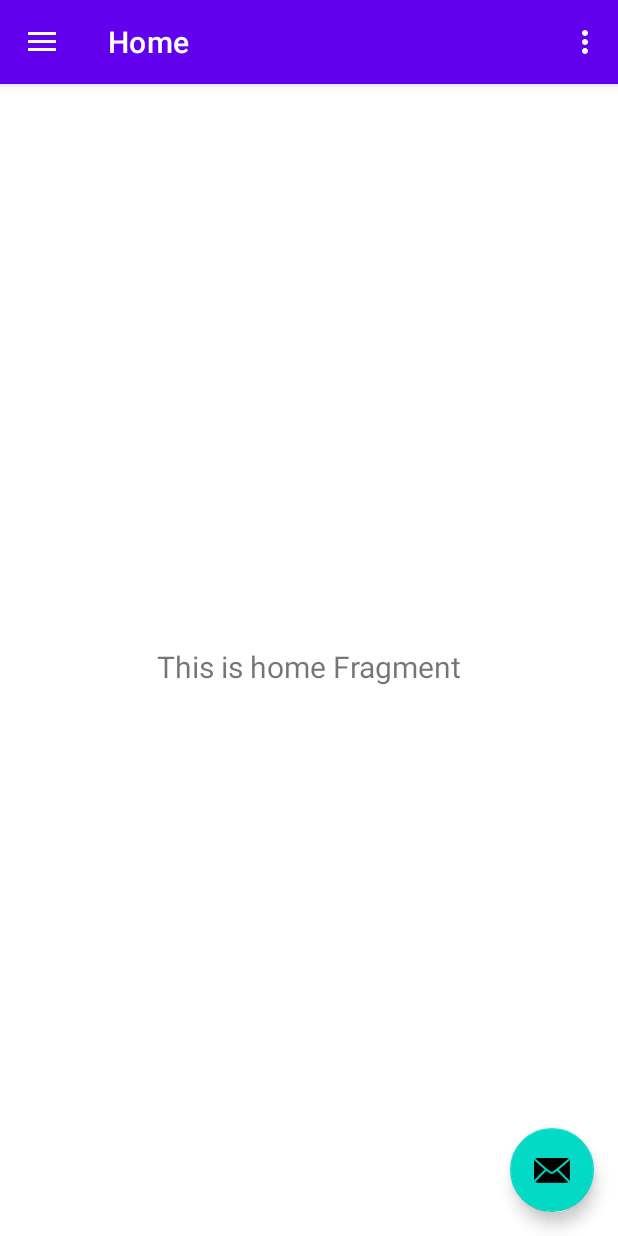
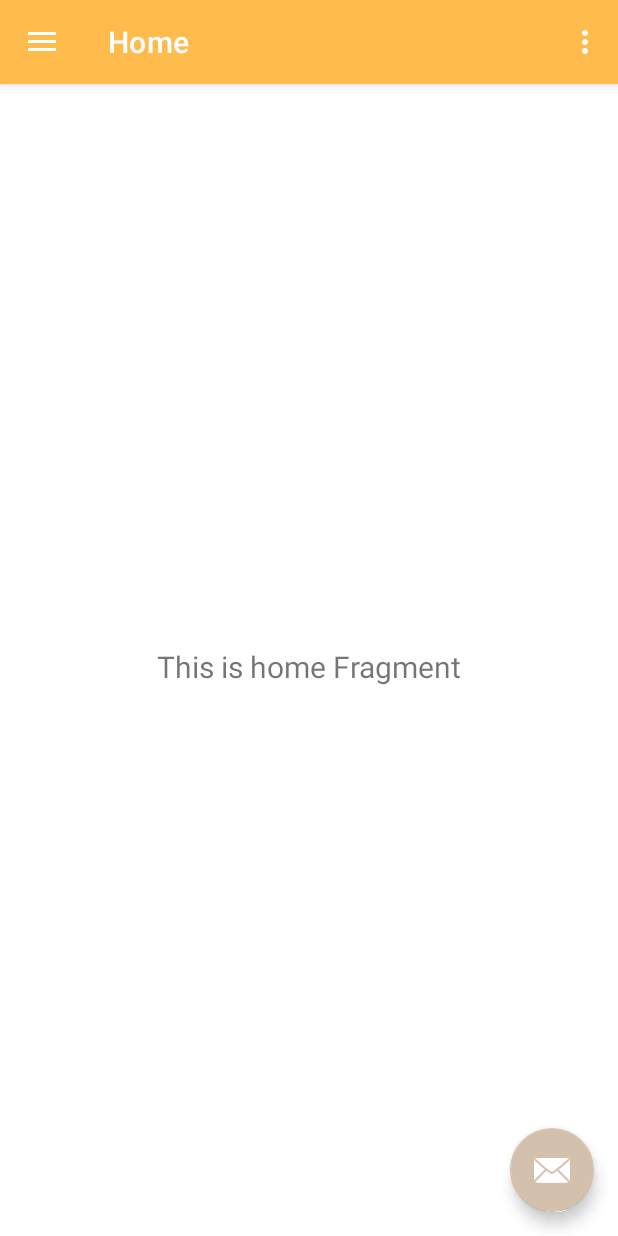
Before and after one commit to sh0inx/Pokeflex, an Android app: the screen it shows after launch (MainActivity), on a phone screen of 412 x 824 dp. Run offline under Robolectric (Android 15) with nearby library versions, the phone set to English and light mode, and no system bars; our stand-ins replace navigation-ui.

Commit message:
changed theming to orange

```diff
--- a/app/src/main/res/values-night/themes.xml
+++ b/app/src/main/res/values-night/themes.xml
@@ -2,12 +2,12 @@
     <!-- Base application theme. -->
     <style name="Theme.Pokeflex" parent="Theme.MaterialComponents.DayNight.DarkActionBar">
         <!-- Primary brand color. -->
-        <item name="colorPrimary">@color/purple_200</item>
-        <item name="colorPrimaryVariant">@color/purple_700</item>
+        <item name="colorPrimary">@color/orange1</item>
+        <item name="colorPrimaryVariant">@color/orange2</item>
         <item name="colorOnPrimary">@color/black</item>
         <!-- Secondary brand color. -->
-        <item name="colorSecondary">@color/teal_200</item>
-        <item name="colorSecondaryVariant">@color/teal_200</item>
+        <item name="colorSecondary">@color/brown3</item>
+        <item name="colorSecondaryVariant">@color/brown3</item>
         <item name="colorOnSecondary">@color/black</item>
         <!-- Status bar color. -->
         <item name="android:statusBarColor">?attr/colorPrimaryVariant</item>
--- a/app/src/main/res/values/colors.xml
+++ b/app/src/main/res/values/colors.xml
@@ -1,10 +1,10 @@
 <?xml version="1.0" encoding="utf-8"?>
 <resources>
-    <color name="purple_200">#FFBB86FC</color>
-    <color name="purple_500">#FF6200EE</color>
-    <color name="purple_700">#FF3700B3</color>
-    <color name="teal_200">#FF03DAC5</color>
-    <color name="teal_700">#FF018786</color>
-    <color name="black">#FF000000</color>
-    <color name="white">#FFFFFFFF</color>
+    <color name="orange1">#FFBC4D</color>
+    <color name="orange2">#E5A945</color>
+    <color name="brown1">#B28335</color>
+    <color name="brown2">#99702E</color>
+    <color name="brown3">#D3C1AE</color>
+    <color name="black">#000000</color>
+    <color name="white">#FFFFFF</color>
 </resources>
--- a/app/src/main/res/values/themes.xml
+++ b/app/src/main/res/values/themes.xml
@@ -2,13 +2,13 @@
     <!-- Base application theme. -->
     <style name="Theme.Pokeflex" parent="Theme.MaterialComponents.DayNight.DarkActionBar">
         <!-- Primary brand color. -->
-        <item name="colorPrimary">@color/purple_500</item>
-        <item name="colorPrimaryVariant">@color/purple_700</item>
-        <item name="colorOnPrimary">@color/white</item>
+        <item name="colorPrimary">@color/orange1</item>
+        <item name="colorPrimaryVariant">@color/orange2</item>
+        <item name="colorOnPrimary">@color/black</item>
         <!-- Secondary brand color. -->
-        <item name="colorSecondary">@color/teal_200</item>
-        <item name="colorSecondaryVariant">@color/teal_700</item>
-        <item name="colorOnSecondary">@color/black</item>
+        <item name="colorSecondary">@color/brown3</item>
+        <item name="colorSecondaryVariant">@color/brown3</item>
+        <item name="colorOnSecondary">@color/white</item>
         <!-- Status bar color. -->
         <item name="android:statusBarColor">?attr/colorPrimaryVariant</item>
         <!-- Customize your theme here. -->
```
